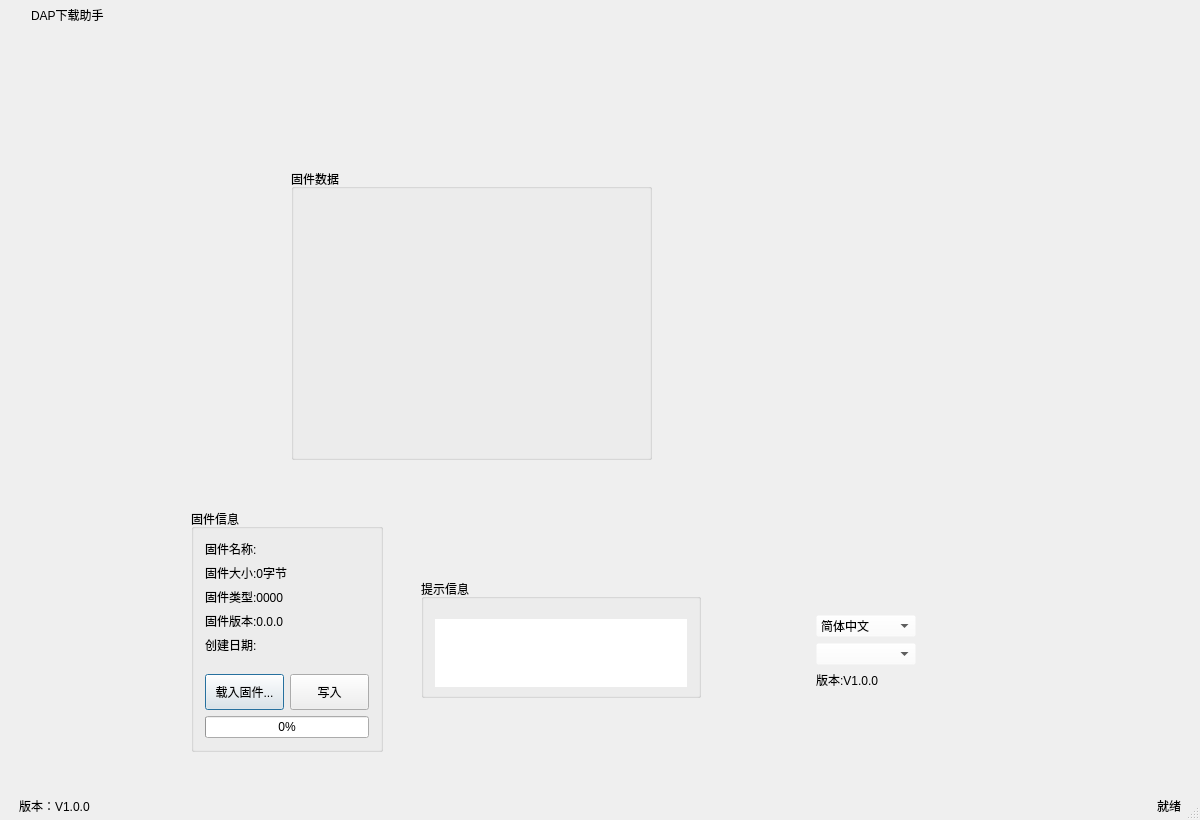
First picture: the form in assistant/mainwindow.ui, repository nongxiaoming/rt-assistant, before the edit.
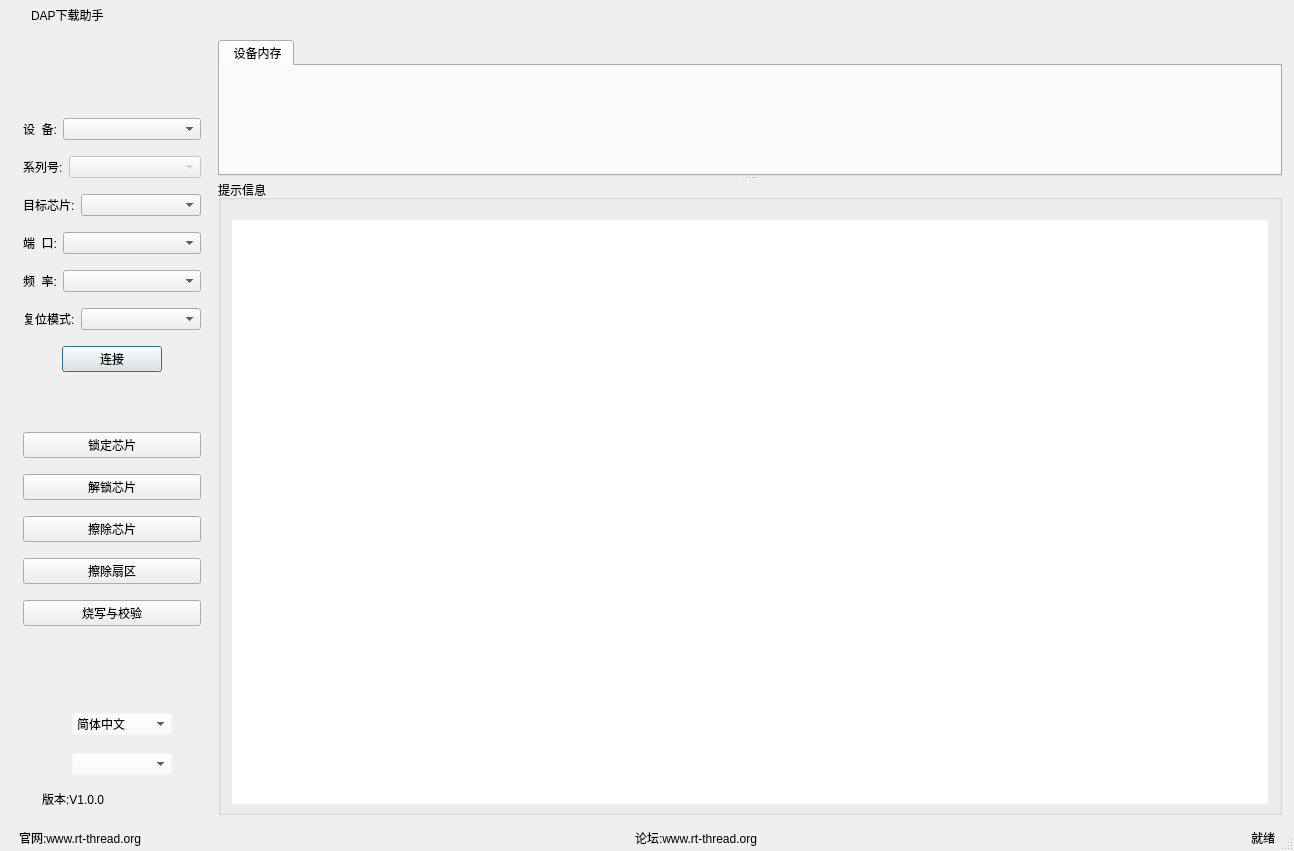
Second picture: the form after the edit. Icons and pictures are not drawn. Custom widgets are drawn as their Qt base class.

Patch:
```diff
--- a/assistant/mainwindow.ui
+++ b/assistant/mainwindow.ui
@@ -6,8 +6,8 @@
    <rect>
     <x>0</x>
     <y>0</y>
-    <width>1200</width>
-    <height>820</height>
+    <width>1294</width>
+    <height>851</height>
    </rect>
   </property>
   <property name="maximumSize">
@@ -264,18 +264,12 @@
         <property name="frameShadow">
          <enum>QFrame::Raised</enum>
         </property>
+        <layout class="QHBoxLayout" name="horizontalLayout_4">
+         <item>
         <widget class="QWidget" name="widget1" native="true">
-         <property name="geometry">
-          <rect>
-           <x>800</x>
-           <y>80</y>
-           <width>180</width>
-           <height>591</height>
-          </rect>
-         </property>
          <property name="minimumSize">
           <size>
-           <width>180</width>
+             <width>200</width>
            <height>0</height>
           </size>
          </property>
@@ -287,19 +281,19 @@
          </property>
          <layout class="QVBoxLayout" name="verticalLayout_4">
           <property name="spacing">
-           <number>0</number>
+             <number>5</number>
           </property>
           <property name="leftMargin">
            <number>0</number>
           </property>
           <property name="topMargin">
-           <number>0</number>
+             <number>2</number>
           </property>
           <property name="rightMargin">
            <number>0</number>
           </property>
           <property name="bottomMargin">
-           <number>0</number>
+             <number>2</number>
           </property>
           <item>
            <widget class="QLabel" name="logo_img">
@@ -326,6 +320,203 @@
             </property>
            </widget>
           </item>
+            <item>
+             <widget class="PanelItem" name="link_panel" native="true">
+              <property name="minimumSize">
+               <size>
+                <width>0</width>
+                <height>300</height>
+               </size>
+              </property>
+              <layout class="QVBoxLayout" name="verticalLayout_3">
+               <item>
+                <layout class="QHBoxLayout" name="horizontalLayout_5" stretch="0,2">
+                 <item>
+                  <widget class="QLabel" name="label">
+                   <property name="text">
+                    <string>设  备:</string>
+                   </property>
+                  </widget>
+                 </item>
+                 <item>
+                  <widget class="QComboBox" name="comboBox"/>
+                 </item>
+                </layout>
+               </item>
+               <item>
+                <layout class="QHBoxLayout" name="horizontalLayout_8" stretch="0,2">
+                 <item>
+                  <widget class="QLabel" name="label_4">
+                   <property name="text">
+                    <string>系列号:</string>
+                   </property>
+                  </widget>
+                 </item>
+                 <item>
+                  <widget class="QComboBox" name="comboBox_2">
+                   <property name="enabled">
+                    <bool>false</bool>
+                   </property>
+                  </widget>
+                 </item>
+                </layout>
+               </item>
+               <item>
+                <layout class="QHBoxLayout" name="horizontalLayout_11" stretch="0,2">
+                 <item>
+                  <widget class="QLabel" name="label_6">
+                   <property name="text">
+                    <string>目标芯片:</string>
+                   </property>
+                  </widget>
+                 </item>
+                 <item>
+                  <widget class="QComboBox" name="comboBox_4"/>
+                 </item>
+                </layout>
+               </item>
+               <item>
+                <layout class="QHBoxLayout" name="horizontalLayout_12" stretch="0,2">
+                 <item>
+                  <widget class="QLabel" name="label_7">
+                   <property name="text">
+                    <string>端  口:</string>
+                   </property>
+                  </widget>
+                 </item>
+                 <item>
+                  <widget class="QComboBox" name="comboBox_5"/>
+                 </item>
+                </layout>
+               </item>
+               <item>
+                <layout class="QHBoxLayout" name="horizontalLayout_9" stretch="0,2">
+                 <item>
+                  <widget class="QLabel" name="label_5">
+                   <property name="text">
+                    <string>频  率:</string>
+                   </property>
+                  </widget>
+                 </item>
+                 <item>
+                  <widget class="QComboBox" name="comboBox_3"/>
+                 </item>
+                </layout>
+               </item>
+               <item>
+                <layout class="QHBoxLayout" name="horizontalLayout_13" stretch="0,2">
+                 <item>
+                  <widget class="QLabel" name="label_8">
+                   <property name="text">
+                    <string>复位模式:</string>
+                   </property>
+                  </widget>
+                 </item>
+                 <item>
+                  <widget class="QComboBox" name="comboBox_6"/>
+                 </item>
+                </layout>
+               </item>
+               <item>
+                <layout class="QHBoxLayout" name="horizontalLayout_10">
+                 <item>
+                  <spacer name="horizontalSpacer">
+                   <property name="orientation">
+                    <enum>Qt::Horizontal</enum>
+                   </property>
+                   <property name="sizeHint" stdset="0">
+                    <size>
+                     <width>40</width>
+                     <height>20</height>
+                    </size>
+                   </property>
+                  </spacer>
+                 </item>
+                 <item>
+                  <widget class="QPushButton" name="connect_pushButton">
+                   <property name="minimumSize">
+                    <size>
+                     <width>100</width>
+                     <height>0</height>
+                    </size>
+                   </property>
+                   <property name="text">
+                    <string>连接</string>
+                   </property>
+                  </widget>
+                 </item>
+                 <item>
+                  <spacer name="horizontalSpacer_2">
+                   <property name="orientation">
+                    <enum>Qt::Horizontal</enum>
+                   </property>
+                   <property name="sizeHint" stdset="0">
+                    <size>
+                     <width>40</width>
+                     <height>20</height>
+                    </size>
+                   </property>
+                  </spacer>
+                 </item>
+                </layout>
+               </item>
+              </layout>
+             </widget>
+            </item>
+            <item>
+             <widget class="PanelItem" name="prog_panel" native="true">
+              <property name="minimumSize">
+               <size>
+                <width>0</width>
+                <height>250</height>
+               </size>
+              </property>
+              <layout class="QVBoxLayout" name="verticalLayout_2">
+               <property name="topMargin">
+                <number>20</number>
+               </property>
+               <item>
+                <widget class="QPushButton" name="pushButton">
+                 <property name="text">
+                  <string>锁定芯片</string>
+                 </property>
+                 <property name="icon">
+                  <iconset resource="../widgets/other/rc.qrc">
+                   <normaloff>:/image/btn_ok.png</normaloff>:/image/btn_ok.png</iconset>
+                 </property>
+                </widget>
+               </item>
+               <item>
+                <widget class="QPushButton" name="pushButton_2">
+                 <property name="text">
+                  <string>解锁芯片</string>
+                 </property>
+                </widget>
+               </item>
+               <item>
+                <widget class="QPushButton" name="pushButton_3">
+                 <property name="text">
+                  <string>擦除芯片</string>
+                 </property>
+                </widget>
+               </item>
+               <item>
+                <widget class="QPushButton" name="pushButton_4">
+                 <property name="text">
+                  <string>擦除扇区</string>
+                 </property>
+                </widget>
+               </item>
+               <item>
+                <widget class="QPushButton" name="pushButton_5">
+                 <property name="text">
+                  <string>烧写与校验</string>
+                 </property>
+                </widget>
+               </item>
+              </layout>
+             </widget>
+            </item>
           <item>
            <spacer name="verticalSpacer1">
             <property name="orientation">
@@ -340,16 +531,22 @@
            </spacer>
           </item>
           <item>
-           <widget class="QWidget" name="widget" native="true">
-            <layout class="QVBoxLayout" name="verticalLayout_7">
-             <property name="leftMargin">
-              <number>15</number>
-             </property>
-             <property name="rightMargin">
-              <number>9</number>
-             </property>
-             <item>
+             <widget class="PanelItem" name="target_panel" native="true">
+              <property name="minimumSize">
+               <size>
+                <width>0</width>
+                <height>120</height>
+               </size>
+              </property>
               <widget class="QComboBox" name="i18n_comboBox">
+               <property name="geometry">
+                <rect>
+                 <x>60</x>
+                 <y>20</y>
+                 <width>100</width>
+                 <height>22</height>
+                </rect>
+               </property>
                <property name="sizePolicy">
                 <sizepolicy hsizetype="Fixed" vsizetype="Fixed">
                  <horstretch>0</horstretch>
@@ -389,9 +586,15 @@
                 </property>
                </item>
               </widget>
-             </item>
-             <item>
               <widget class="QComboBox" name="style_comboBox">
+               <property name="geometry">
+                <rect>
+                 <x>60</x>
+                 <y>60</y>
+                 <width>100</width>
+                 <height>22</height>
+                </rect>
+               </property>
                <property name="sizePolicy">
                 <sizepolicy hsizetype="Fixed" vsizetype="Fixed">
                  <horstretch>0</horstretch>
@@ -409,30 +612,56 @@
 border-color: rgba(255, 255, 255, 0);</string>
                </property>
               </widget>
-             </item>
-             <item>
               <widget class="QLabel" name="version_label">
+               <property name="geometry">
+                <rect>
+                 <x>30</x>
+                 <y>100</y>
+                 <width>176</width>
+                 <height>12</height>
+                </rect>
+               </property>
                <property name="text">
                 <string>版本:V1.0.0</string>
                </property>
               </widget>
+             </widget>
              </item>
             </layout>
            </widget>
           </item>
-         </layout>
+         <item>
+          <widget class="QSplitter" name="splitter">
+           <property name="frameShape">
+            <enum>QFrame::NoFrame</enum>
+           </property>
+           <property name="orientation">
+            <enum>Qt::Vertical</enum>
+           </property>
+           <widget class="QTabWidget" name="tabWidget">
+            <property name="sizePolicy">
+             <sizepolicy hsizetype="Expanding" vsizetype="Maximum">
+              <horstretch>0</horstretch>
+              <verstretch>0</verstretch>
+             </sizepolicy>
+            </property>
+            <property name="currentIndex">
+             <number>0</number>
+            </property>
+            <widget class="QWidget" name="tab">
+             <attribute name="title">
+              <string> 设备内存</string>
+             </attribute>
+             <layout class="QGridLayout" name="gridLayout">
+              <item row="0" column="0">
+               <widget class="QHexEdit" name="cfHexEdit" native="true"/>
+              </item>
+             </layout>
+            </widget>
         </widget>
         <widget class="QGroupBox" name="groupBox_28">
-         <property name="geometry">
-          <rect>
-           <x>420</x>
-           <y>550</y>
-           <width>280</width>
-           <height>119</height>
-          </rect>
-         </property>
          <property name="sizePolicy">
-          <sizepolicy hsizetype="Expanding" vsizetype="Preferred">
+             <sizepolicy hsizetype="Expanding" vsizetype="Minimum">
            <horstretch>0</horstretch>
            <verstretch>0</verstretch>
           </sizepolicy>
@@ -440,7 +669,7 @@
          <property name="minimumSize">
           <size>
            <width>0</width>
-           <height>0</height>
+              <height>100</height>
           </size>
          </property>
          <property name="title">
@@ -461,146 +690,9 @@
           </item>
          </layout>
         </widget>
-        <widget class="QGroupBox" name="groupBox_24">
-         <property name="geometry">
-          <rect>
-           <x>290</x>
-           <y>140</y>
-           <width>361</width>
-           <height>291</height>
-          </rect>
-         </property>
-         <property name="sizePolicy">
-          <sizepolicy hsizetype="Expanding" vsizetype="Expanding">
-           <horstretch>0</horstretch>
-           <verstretch>0</verstretch>
-          </sizepolicy>
-         </property>
-         <property name="title">
-          <string>固件数据</string>
-         </property>
-         <layout class="QGridLayout" name="gridLayout">
-          <item row="0" column="0">
-           <widget class="QHexEdit" name="cfHexEdit" native="true"/>
-          </item>
-         </layout>
-        </widget>
-        <widget class="QGroupBox" name="groupBox_34">
-         <property name="geometry">
-          <rect>
-           <x>190</x>
-           <y>480</y>
-           <width>192</width>
-           <height>243</height>
-          </rect>
-         </property>
-         <property name="sizePolicy">
-          <sizepolicy hsizetype="Expanding" vsizetype="Minimum">
-           <horstretch>0</horstretch>
-           <verstretch>0</verstretch>
-          </sizepolicy>
-         </property>
-         <property name="maximumSize">
-          <size>
-           <width>200</width>
-           <height>16777215</height>
-          </size>
-         </property>
-         <property name="title">
-          <string>固件信息</string>
-         </property>
-         <layout class="QVBoxLayout" name="verticalLayout_3" stretch="5,6,2,1">
-          <item>
-           <layout class="QVBoxLayout" name="verticalLayout_2">
-            <item>
-             <widget class="QLabel" name="fw_name_label">
-              <property name="text">
-               <string>固件名称:</string>
-              </property>
-             </widget>
-            </item>
-            <item>
-             <widget class="QLabel" name="fw_size_label">
-              <property name="text">
-               <string>固件大小:0字节</string>
-              </property>
-             </widget>
-            </item>
-            <item>
-             <widget class="QLabel" name="fw_type_label">
-              <property name="text">
-               <string>固件类型:0000</string>
-              </property>
-             </widget>
-            </item>
-            <item>
-             <widget class="QLabel" name="fw_ver_label">
-              <property name="text">
-               <string>固件版本:0.0.0</string>
-              </property>
-             </widget>
-            </item>
-            <item>
-             <widget class="QLabel" name="fw_create_label">
-              <property name="text">
-               <string>创建日期:</string>
-              </property>
-             </widget>
-            </item>
-           </layout>
-          </item>
-          <item>
-           <spacer name="verticalSpacer">
-            <property name="orientation">
-             <enum>Qt::Vertical</enum>
-            </property>
-            <property name="sizeHint" stdset="0">
-             <size>
-              <width>20</width>
-              <height>40</height>
-             </size>
-            </property>
-           </spacer>
-          </item>
-          <item>
-           <layout class="QHBoxLayout" name="horizontalLayout_9">
-            <item>
-             <widget class="QPushButton" name="loadFW_Button">
-              <property name="minimumSize">
-               <size>
-                <width>0</width>
-                <height>36</height>
-               </size>
-              </property>
-              <property name="text">
-               <string>载入固件...</string>
-              </property>
-             </widget>
-            </item>
-            <item>
-             <widget class="QPushButton" name="writeFW_Button">
-              <property name="minimumSize">
-               <size>
-                <width>0</width>
-                <height>36</height>
-               </size>
-              </property>
-              <property name="text">
-               <string>写入</string>
-              </property>
-             </widget>
-            </item>
-           </layout>
-          </item>
-          <item>
-           <widget class="QProgressBar" name="progressBar">
-            <property name="value">
-             <number>0</number>
-            </property>
-           </widget>
-          </item>
-         </layout>
-        </widget>
+          </widget>
+         </item>
+        </layout>
        </widget>
       </item>
      </layout>
@@ -620,7 +712,7 @@
        <height>24</height>
       </size>
      </property>
-     <layout class="QHBoxLayout" name="horizontalLayout_3">
+     <layout class="QHBoxLayout" name="horizontalLayout_3" stretch="1,1,0">
       <property name="leftMargin">
        <number>18</number>
       </property>
@@ -636,13 +728,20 @@
       <item>
        <widget class="QLabel" name="label_2">
         <property name="sizePolicy">
-         <sizepolicy hsizetype="Expanding" vsizetype="Preferred">
+         <sizepolicy hsizetype="Preferred" vsizetype="Preferred">
           <horstretch>0</horstretch>
           <verstretch>0</verstretch>
          </sizepolicy>
         </property>
         <property name="text">
-         <string>版本：V1.0.0</string>
+         <string>官网:www.rt-thread.org</string>
+        </property>
+       </widget>
+      </item>
+      <item>
+       <widget class="QLabel" name="label_3">
+        <property name="text">
+         <string>论坛:www.rt-thread.org</string>
         </property>
        </widget>
       </item>
@@ -666,6 +765,12 @@
    <header location="global">qhexedit.h</header>
    <container>1</container>
   </customwidget>
+  <customwidget>
+   <class>PanelItem</class>
+   <extends>QWidget</extends>
+   <header>panelitem.h</header>
+   <container>1</container>
+  </customwidget>
  </customwidgets>
  <resources>
   <include location="../widgets/other/rc.qrc"/>
```
Lines whose indentation alone changed are shown as unchanged.
